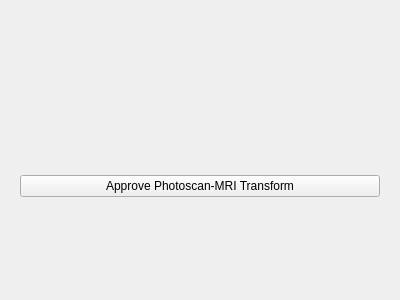
Above: OpenLIFUTransducerTracker/Resources/UI/TransducerTrackingWizard.ui from OpenwaterHealth/SlicerOpenLIFU before the change. Below: the same form after it.
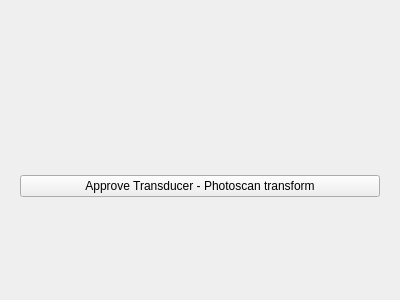
That is the form after the change. Custom widgets are drawn as their Qt base class.

Commit message: Add transducer to photoscan tracking page to wizard (#199)

```diff
--- a/OpenLIFUTransducerTracker/Resources/UI/TransducerTrackingWizard.ui
+++ b/OpenLIFUTransducerTracker/Resources/UI/TransducerTrackingWizard.ui
@@ -28,7 +28,7 @@
       </sizepolicy>
      </property>
      <property name="currentIndex">
-      <number>3</number>
+      <number>4</number>
      </property>
      <widget class="QWidget" name="photoscanPreview">
       <layout class="QVBoxLayout" name="verticalLayout_3">
@@ -102,7 +102,18 @@
        <item>
         <widget class="QPushButton" name="approvePhotoscanVolumeTransform">
          <property name="text">
-          <string>Approve Photoscan-MRI Transform</string>
+          <string>Approve Photoscan-Volume Transform</string>
+         </property>
+        </widget>
+       </item>
+      </layout>
+     </widget>
+     <widget class="QWidget" name="TransducerPhotoscanTracking">
+      <layout class="QVBoxLayout" name="verticalLayout_7">
+       <item>
+        <widget class="QPushButton" name="approveTransducerPhotoscanTransform">
+         <property name="text">
+          <string>Approve Transducer - Photoscan transform</string>
          </property>
         </widget>
        </item>
```
Left out of the diff: 6 changed lines with no effect on the pictures. The commit also changes 1 other file.
